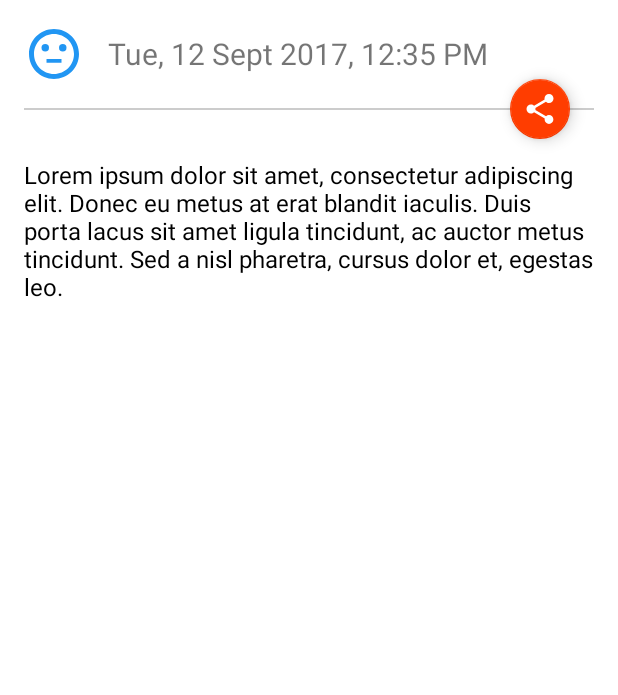
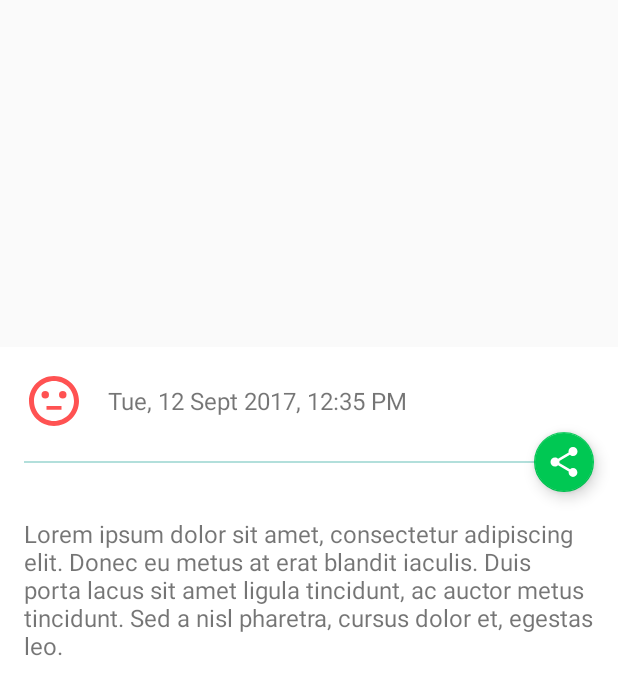
Before and after one commit to offvanHooijdonk/tofreedom, an Android app: the layout dialog_story_details.xml on its own in the app's theme, with its tools: preview values and no code run, on a phone screen of 412 x 824 dp. Shown: the top 695 px of the screen. Run offline under Robolectric (Android 15) with nearby library versions, the phone set to English and light mode, and no system bars.

Commit message:
Details Dialog swipe-down implemented. Styles adjusted. Color scheme changed

```diff
--- a/app/build.gradle
+++ b/app/build.gradle
@@ -30,6 +30,7 @@
     ext.rx_version = '2.0.1'
 
     compile "com.android.support:appcompat-v7:$support_version"
+    //compile "com.android.support:cardview-v7:$support_version"
     compile "com.android.support:design:$support_version"
     compile 'com.android.support.constraint:constraint-layout:1.0.2'
 
--- a/app/src/main/AndroidManifest.xml
+++ b/app/src/main/AndroidManifest.xml
@@ -16,7 +16,7 @@
             android:name=".ui.StartActivity"
             android:configChanges="orientation|screenSize"
             android:noHistory="true"
-            android:theme="@style/AppTheme.NoActionBar">
+            android:theme="@style/AppTheme.StartScreen">
             <intent-filter>
                 <action android:name="android.intent.action.MAIN" />
 
@@ -25,7 +25,7 @@
         </activity>
         <activity
             android:name=".ui.countdown.CountdownActivity"
-            android:label="@string/countdown_activity_title"></activity>
+            android:label="@string/countdown_activity_title" />
         <activity
             android:name=".ui.stories.PastStoriesActivity"
             android:label="@string/activity_my_stories"
@@ -39,7 +39,7 @@
                 <category android:name="android.intent.category.PREFERENCE" />
             </intent-filter>
         </activity>
-        <activity android:name=".ui.AboutActivity"></activity>
+        <activity android:name=".ui.AboutActivity" />
     </application>
 
 </manifest>
--- a/app/src/main/res/layout/activity_start.xml
+++ b/app/src/main/res/layout/activity_start.xml
@@ -4,7 +4,7 @@
     xmlns:tools="http://schemas.android.com/tools"
     android:layout_width="match_parent"
     android:layout_height="match_parent"
-    android:background="@color/colorPrimary"
+    android:background="@color/start_bckgr"
     tools:context="by.offvanhooijdonk.tofreedom.ui.StartActivity">
 
 
@@ -51,7 +51,7 @@
         android:background="@color/md_white_1000"
         android:text="@string/btn_continue"
         android:textAllCaps="true"
-        android:textColor="@color/colorPrimary"
+        android:textColor="@color/start_bckgr"
         app:layout_constraintBottom_toBottomOf="parent"
         app:layout_constraintEnd_toEndOf="parent"
         app:layout_constraintStart_toStartOf="parent"
--- a/app/src/main/res/layout/dialog_add_story.xml
+++ b/app/src/main/res/layout/dialog_add_story.xml
@@ -12,6 +12,8 @@
         android:layout_width="match_parent"
         android:layout_height="wrap_content"
         android:layout_alignParentStart="true"
+        android:maxLines="8"
+        android:maxLength="320"
         android:hint="@string/feel_today_text_hint" />
 
     <Button
--- a/app/src/main/res/layout/dialog_story_details.xml
+++ b/app/src/main/res/layout/dialog_story_details.xml
@@ -1,22 +1,20 @@
 <?xml version="1.0" encoding="utf-8"?>
-<ScrollView xmlns:android="http://schemas.android.com/apk/res/android"
+<android.support.design.widget.CoordinatorLayout xmlns:android="http://schemas.android.com/apk/res/android"
     xmlns:app="http://schemas.android.com/apk/res-auto"
+    android:layout_width="match_parent"
+    android:layout_height="match_parent">
+
+    <LinearLayout
+        android:id="@+id/root"
         android:layout_width="match_parent"
         android:layout_height="match_parent"
         android:background="@android:color/background_light"
+        android:orientation="vertical"
         android:paddingBottom="@dimen/activity_margin_v"
         android:paddingEnd="@dimen/activity_margin_h"
         android:paddingStart="@dimen/activity_margin_h"
-    android:paddingTop="@dimen/activity_margin_v">
-
-    <android.support.design.widget.CoordinatorLayout
-        android:layout_width="match_parent"
-        android:layout_height="wrap_content">
-
-        <LinearLayout
-            android:layout_width="match_parent"
-            android:layout_height="match_parent"
-            android:orientation="vertical">
+        android:paddingTop="@dimen/activity_margin_v"
+        app:layout_behavior="@string/bottom_sheet_behavior">
 
         <LinearLayout
             android:id="@+id/blockHeader"
@@ -38,16 +36,16 @@
                 android:layout_height="wrap_content"
                 android:layout_marginStart="@dimen/activity_margin_h"
                 android:text="@string/fish_date_time_long"
-                    android:textSize="20sp" />
+                android:textSize="16sp" />
         </LinearLayout>
 
         <View
             android:id="@+id/viewHeaderDelimiter"
             android:layout_width="match_parent"
             android:layout_height="1dp"
-                android:layout_marginBottom="@dimen/activity_margin_v"
-                android:layout_marginTop="@dimen/activity_margin_v"
-                android:background="#cccccc" />
+            android:layout_marginBottom="@dimen/divider_fab_margin_v"
+            android:layout_marginTop="@dimen/divider_fab_margin_v"
+            android:background="@color/divider" />
 
         <TextView
             android:id="@+id/txtStoryText"
@@ -55,7 +53,6 @@
             android:layout_height="wrap_content"
             android:layout_marginTop="@dimen/activity_margin_v"
             android:text="@string/fish_big"
-                android:textColor="@android:color/primary_text_light"
             android:textSize="16sp" />
 
     </LinearLayout>
@@ -71,4 +68,3 @@
         app:layout_anchor="@id/viewHeaderDelimiter"
         app:layout_anchorGravity="end|center_vertical" />
 </android.support.design.widget.CoordinatorLayout>
-</ScrollView>
--- a/app/src/main/res/values/colors.xml
+++ b/app/src/main/res/values/colors.xml
@@ -1,13 +1,23 @@
 <?xml version="1.0" encoding="utf-8"?>
 <resources>
-    <color name="colorPrimary">@color/md_indigo_500</color>
+    <!--<color name="colorPrimary">@color/md_indigo_500</color>
     <color name="colorPrimaryDark">@color/md_indigo_700</color>
-    <color name="colorAccent">@color/md_deep_orange_A400</color>
+    <color name="colorAccent">@color/md_deep_orange_A400</color>-->
+    <color name="colorPrimary">@color/md_teal_500</color>
+    <color name="colorPrimaryDark">@color/md_teal_700</color>
+    <color name="colorAccent">@color/md_green_A700</color>
+    <color name="colorPrimaryLight">@color/md_teal_100</color>
     <color name="transparent">#00ffffff</color>
 
+    <color name="start_bckgr">@color/md_deep_purple_500</color>
+    <color name="start_notif_bar">@color/md_deep_purple_700</color>
+
     <color name="start_picked_date">#E0FFFFFF</color>
-    <color name="mood_icon">@color/md_blue_500</color>
+<!--    <color name="mood_icon">@color/md_blue_500</color>-->
+    <color name="mood_icon">@color/md_red_A200</color>
 
     <color name="fab_feel_today">@color/md_yellow_200</color>
-    <color name="fab_future_plans">@color/md_red_400</color>
+    <color name="fab_future_plans">@color/colorAccent</color>
+    <!--<color name="divider">#cccccc</color>-->
+    <color name="divider">@color/colorPrimaryLight</color>
 </resources>
--- a/app/src/main/res/values/dimens.xml
+++ b/app/src/main/res/values/dimens.xml
@@ -1,7 +1,7 @@
 <resources>
     <dimen name="activity_margin_h">16dp</dimen>
     <dimen name="activity_margin_v">16dp</dimen>
-    <dimen name="start_text">32sp</dimen>
+    <dimen name="start_text">24sp</dimen>
     <dimen name="start_chain_size">80dp</dimen>
     <dimen name="start_text_margin_v">8dp</dimen>
     <dimen name="start_picked_time">14sp</dimen>
@@ -15,4 +15,5 @@
     <dimen name="story_dlg_padding_v">16dp</dimen>
     <dimen name="item_mood_icon_padding">8dp</dimen>
     <dimen name="item_mood_icon_size">48dp</dimen>
+    <dimen name="divider_fab_margin_v">20dp</dimen>
 </resources>
--- a/app/src/main/res/values/strings.xml
+++ b/app/src/main/res/values/strings.xml
@@ -7,7 +7,7 @@
     <string name="dialog_btn_negative">No</string>
     <string name="confirm_drop_title">Confirm</string>
     <string name="confirm_drop_message">Are you sure you want to drop Freedom Time?</string>
-    <string name="start_set_freedom_day">Set Your Freedom Day</string>
+    <string name="start_set_freedom_day">Set Freedom Day</string>
     <string name="start_set_freedom_time">And Freedom Time</string>
     <string name="btn_continue">Continue</string>
     <string name="fish_date_time">Thursday, 26 July 2017 18:30</string>
--- a/app/src/main/res/values/styles.xml
+++ b/app/src/main/res/values/styles.xml
@@ -12,6 +12,10 @@
         <item name="colorPrimary">@color/colorPrimary</item>
         <item name="colorPrimaryDark">@color/colorPrimaryDark</item>
         <item name="colorAccent">@color/colorAccent</item>
+    </style>
+
+    <style name="AppTheme.StartScreen" parent="AppTheme.NoActionBar">
+        <item name="colorPrimaryDark">@color/start_notif_bar</item>
     </style>
 
     <style name="AppTheme.AppBarOverlay" parent="ThemeOverlay.AppCompat.Dark.ActionBar" />
@@ -77,5 +81,6 @@
 
     <style name="AppBaseTheme.Dialog.StoryDetails" parent="AppBaseTheme.Dialog">
         <item name="android:windowAnimationStyle">@style/DialogAnimation</item>
+        <item name="android:windowBackground">@color/transparent</item>
     </style>
 </resources>
```
Also changed, not shown: app/src/main/java/by/offvanhooijdonk/tofreedom/ui/stories/PastStoriesActivity.java (+1 -1 lines), app/src/main/java/by/offvanhooijdonk/tofreedom/ui/stories/StoryDetailsDialog.java (+43 -3 lines), 1 other file. Lines whose indentation alone changed are shown as unchanged.
